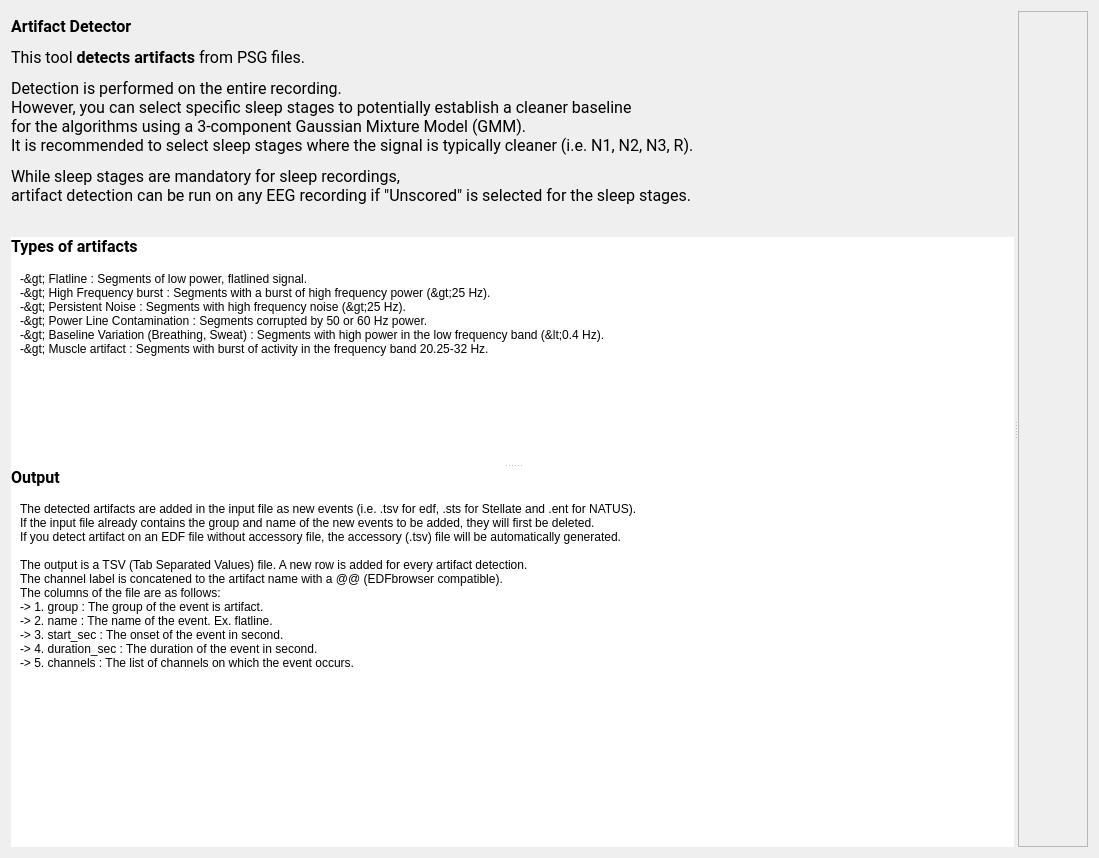
Above: tools/CEAMSTools/DetectArtifacts/ArtIntroStepPL/Ui_ArtIntroStepPL.ui from SnoozToolbox/snooz-package-ceams before the change. Below: the same form after it.
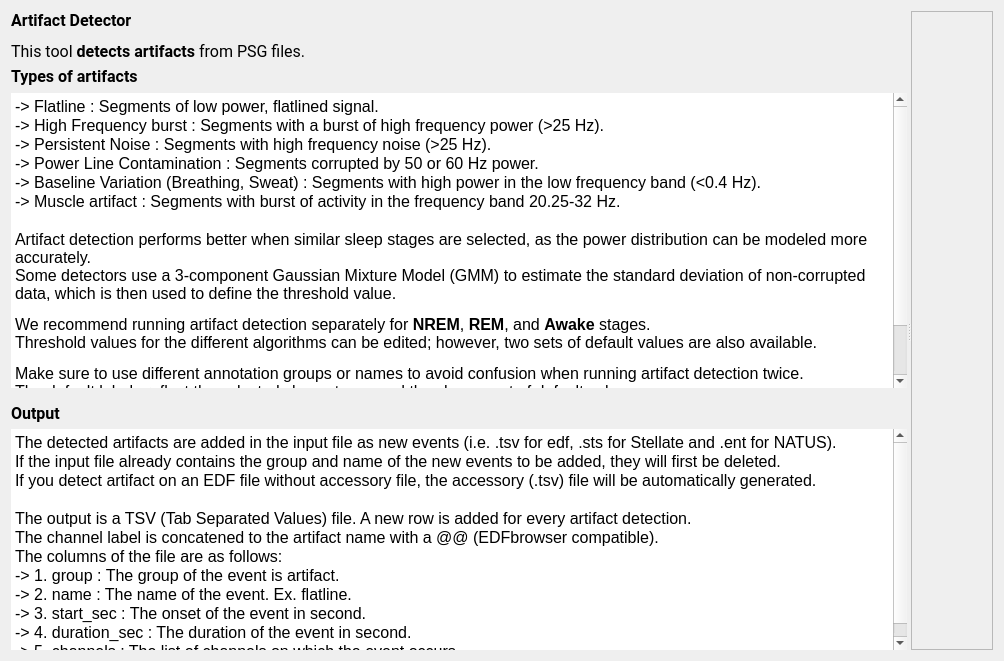
That is the form after the change. Icons and pictures are not drawn.

Commit message: Updated Artifact detection description.

Diff of the .ui file:
```diff
--- a/tools/CEAMSTools/DetectArtifacts/ArtIntroStepPL/Ui_ArtIntroStepPL.ui
+++ b/tools/CEAMSTools/DetectArtifacts/ArtIntroStepPL/Ui_ArtIntroStepPL.ui
@@ -6,8 +6,8 @@
    <rect>
     <x>0</x>
     <y>0</y>
-    <width>1099</width>
-    <height>858</height>
+    <width>1004</width>
+    <height>661</height>
    </rect>
   </property>
   <property name="windowTitle">
@@ -16,20 +16,29 @@
   <property name="styleSheet">
    <string notr="true">font: 12pt &quot;Roboto&quot;;</string>
   </property>
-  <layout class="QVBoxLayout" name="verticalLayout_7">
+  <layout class="QHBoxLayout" name="horizontalLayout">
    <item>
-    <widget class="QSplitter" name="splitter_2">
+    <widget class="QSplitter" name="splitter">
      <property name="orientation">
-      <enum>Qt::Horizontal</enum>
+      <enum>Qt::Orientation::Horizontal</enum>
      </property>
-     <widget class="QWidget" name="layoutWidget">
-      <layout class="QVBoxLayout" name="verticalLayout_6">
+     <widget class="QWidget" name="widget" native="true">
+      <property name="sizePolicy">
+       <sizepolicy hsizetype="Expanding" vsizetype="Expanding">
+        <horstretch>0</horstretch>
+        <verstretch>0</verstretch>
+       </sizepolicy>
+      </property>
+      <layout class="QVBoxLayout" name="verticalLayout_2">
+       <property name="sizeConstraint">
+        <enum>QLayout::SizeConstraint::SetDefaultConstraint</enum>
+       </property>
        <item>
         <widget class="QLabel" name="label_2">
          <property name="sizePolicy">
-          <sizepolicy hsizetype="Preferred" vsizetype="Preferred">
+          <sizepolicy hsizetype="Fixed" vsizetype="Fixed">
            <horstretch>0</horstretch>
-           <verstretch>1</verstretch>
+           <verstretch>0</verstretch>
           </sizepolicy>
          </property>
          <property name="minimumSize">
@@ -48,47 +57,26 @@
           <font>
            <family>Roboto</family>
            <pointsize>12</pointsize>
-           <weight>50</weight>
            <italic>false</italic>
            <bold>false</bold>
           </font>
          </property>
          <property name="text">
-          <string>&lt;html&gt;&lt;head/&gt;&lt;body&gt;&lt;p&gt;&lt;span style=&quot; font-weight:600;&quot;&gt;Artifact Detector&lt;/span&gt;&lt;/p&gt;&lt;p&gt;This tool &lt;span style=&quot; font-weight:600;&quot;&gt;detects artifacts&lt;/span&gt; from PSG files.&lt;/p&gt;&lt;p&gt;Detection is performed on the entire recording. &lt;br/&gt;However, you can select specific sleep stages to potentially establish a cleaner baseline &lt;br/&gt;for the algorithms using a 3-component Gaussian Mixture Model (GMM). &lt;br/&gt;It is recommended to select sleep stages where the signal is typically cleaner (i.e. N1, N2, N3, R). &lt;/p&gt;&lt;p&gt;While sleep stages are mandatory for sleep recordings, &lt;br/&gt;artifact detection can be run on any EEG recording if &amp;quot;Unscored&amp;quot; is selected for the sleep stages.&lt;/p&gt;&lt;/body&gt;&lt;/html&gt;</string>
+          <string>&lt;html&gt;&lt;head/&gt;&lt;body&gt;&lt;p&gt;&lt;span style=&quot; font-weight:600;&quot;&gt;Artifact Detector&lt;/span&gt;&lt;/p&gt;&lt;p&gt;This tool &lt;span style=&quot; font-weight:600;&quot;&gt;detects artifacts&lt;/span&gt; from PSG files.&lt;/p&gt;&lt;/body&gt;&lt;/html&gt;</string>
          </property>
          <property name="textFormat">
           <enum>Qt::AutoText</enum>
          </property>
         </widget>
        </item>
-       <item>
-        <spacer name="verticalSpacer_3">
-         <property name="orientation">
-          <enum>Qt::Vertical</enum>
-         </property>
-         <property name="sizeType">
-          <enum>QSizePolicy::Fixed</enum>
-         </property>
-         <property name="sizeHint" stdset="0">
-          <size>
-           <width>20</width>
-           <height>20</height>
-          </size>
-         </property>
-        </spacer>
-       </item>
-       <item>
-        <widget class="QSplitter" name="splitter">
-         <property name="styleSheet">
-          <string notr="true">background-color: rgb(255, 255, 255);</string>
-         </property>
-         <property name="orientation">
-          <enum>Qt::Vertical</enum>
-         </property>
-         <widget class="QWidget" name="layoutWidget">
-          <layout class="QVBoxLayout" name="verticalLayout_3">
            <item>
             <widget class="QLabel" name="label">
+         <property name="sizePolicy">
+          <sizepolicy hsizetype="Fixed" vsizetype="Fixed">
+           <horstretch>0</horstretch>
+           <verstretch>0</verstretch>
+          </sizepolicy>
+         </property>
              <property name="minimumSize">
               <size>
                <width>0</width>
@@ -105,7 +93,6 @@
               <font>
                <family>Roboto</family>
                <pointsize>12</pointsize>
-               <weight>50</weight>
                <italic>false</italic>
                <bold>false</bold>
               </font>
@@ -119,47 +106,44 @@
             </widget>
            </item>
            <item>
-            <widget class="QScrollArea" name="scrollArea_2">
-             <property name="frameShape">
-              <enum>QFrame::NoFrame</enum>
-             </property>
-             <property name="frameShadow">
-              <enum>QFrame::Plain</enum>
-             </property>
-             <property name="lineWidth">
-              <number>0</number>
-             </property>
-             <property name="widgetResizable">
-              <bool>true</bool>
-             </property>
-             <widget class="QWidget" name="scrollAreaWidgetContents_2">
-              <property name="geometry">
-               <rect>
-                <x>0</x>
-                <y>0</y>
-                <width>1001</width>
-                <height>195</height>
-               </rect>
-              </property>
-              <layout class="QVBoxLayout" name="verticalLayout_4">
-               <item>
-                <widget class="QLabel" name="label_3">
+        <widget class="QTextEdit" name="textEdit_3">
+         <property name="sizePolicy">
+          <sizepolicy hsizetype="Expanding" vsizetype="Expanding">
+           <horstretch>0</horstretch>
+           <verstretch>4</verstretch>
+          </sizepolicy>
+         </property>
                  <property name="maximumSize">
                   <size>
                    <width>16777215</width>
                    <height>16777215</height>
                   </size>
                  </property>
-                 <property name="styleSheet">
-                  <string notr="true">background-color: rgb(255, 255, 255);</string>
-                 </property>
-                 <property name="text">
-                  <string>-&gt; Flatline : Segments of low power, flatlined signal.
--&gt; High Frequency burst : Segments with a burst of high frequency power (&gt;25 Hz).
--&gt; Persistent Noise : Segments with high frequency noise (&gt;25 Hz).
--&gt; Power Line Contamination : Segments corrupted by 50 or 60 Hz power.
--&gt; Baseline Variation (Breathing, Sweat) : Segments with high power in the low frequency band (&lt;0.4 Hz).
--&gt; Muscle artifact : Segments with burst of activity in the frequency band 20.25-32 Hz.</string>
+         <property name="frameShape">
+          <enum>QFrame::Shape::NoFrame</enum>
+         </property>
+         <property name="sizeAdjustPolicy">
+          <enum>QAbstractScrollArea::SizeAdjustPolicy::AdjustToContents</enum>
+         </property>
+         <property name="html">
+          <string>&lt;!DOCTYPE HTML PUBLIC &quot;-//W3C//DTD HTML 4.0//EN&quot; &quot;http://www.w3.org/TR/REC-html40/strict.dtd&quot;&gt;
+&lt;html&gt;&lt;head&gt;&lt;meta name=&quot;qrichtext&quot; content=&quot;1&quot; /&gt;&lt;meta charset=&quot;utf-8&quot; /&gt;&lt;style type=&quot;text/css&quot;&gt;
+p, li { white-space: pre-wrap; }
+hr { height: 1px; border-width: 0; }
+li.unchecked::marker { content: &quot;\2610&quot;; }
+li.checked::marker { content: &quot;\2612&quot;; }
+&lt;/style&gt;&lt;/head&gt;&lt;body style=&quot; font-family:'Roboto'; font-size:12pt; font-weight:400; font-style:normal;&quot;&gt;
+&lt;p style=&quot; margin-top:0px; margin-bottom:0px; margin-left:0px; margin-right:0px; -qt-block-indent:0; text-indent:0px;&quot;&gt;-&amp;gt; Flatline : Segments of low power, flatlined signal.&lt;/p&gt;
+&lt;p style=&quot; margin-top:0px; margin-bottom:0px; margin-left:0px; margin-right:0px; -qt-block-indent:0; text-indent:0px;&quot;&gt;-&amp;gt; High Frequency burst : Segments with a burst of high frequency power (&amp;gt;25 Hz).&lt;/p&gt;
+&lt;p style=&quot; margin-top:0px; margin-bottom:0px; margin-left:0px; margin-right:0px; -qt-block-indent:0; text-indent:0px;&quot;&gt;-&amp;gt; Persistent Noise : Segments with high frequency noise (&amp;gt;25 Hz).&lt;/p&gt;
+&lt;p style=&quot; margin-top:0px; margin-bottom:0px; margin-left:0px; margin-right:0px; -qt-block-indent:0; text-indent:0px;&quot;&gt;-&amp;gt; Power Line Contamination : Segments corrupted by 50 or 60 Hz power.&lt;/p&gt;
+&lt;p style=&quot; margin-top:0px; margin-bottom:0px; margin-left:0px; margin-right:0px; -qt-block-indent:0; text-indent:0px;&quot;&gt;-&amp;gt; Baseline Variation (Breathing, Sweat) : Segments with high power in the low frequency band (&amp;lt;0.4 Hz).&lt;/p&gt;
+&lt;p style=&quot; margin-top:0px; margin-bottom:0px; margin-left:0px; margin-right:0px; -qt-block-indent:0; text-indent:0px;&quot;&gt;-&amp;gt; Muscle artifact : Segments with burst of activity in the frequency band 20.25-32 Hz.&lt;/p&gt;
+&lt;p style=&quot;-qt-paragraph-type:empty; margin-top:0px; margin-bottom:0px; margin-left:0px; margin-right:0px; -qt-block-indent:0; text-indent:0px;&quot;&gt;&lt;br /&gt;&lt;/p&gt;
+&lt;p style=&quot; margin-top:0px; margin-bottom:0px; margin-left:0px; margin-right:0px; -qt-block-indent:0; text-indent:0px;&quot;&gt;Artifact detection performs better when similar sleep stages are selected, as the power distribution can be modeled more accurately.&lt;br /&gt;Some detectors use a 3-component Gaussian Mixture Model (GMM) to estimate the standard deviation of non-corrupted data, which is then used to define the threshold value.&lt;/p&gt;
+&lt;p style=&quot; margin-top:12px; margin-bottom:12px; margin-left:0px; margin-right:0px; -qt-block-indent:0; text-indent:0px;&quot;&gt;We recommend running artifact detection separately for &lt;span style=&quot; font-weight:700;&quot;&gt;NREM&lt;/span&gt;, &lt;span style=&quot; font-weight:700;&quot;&gt;REM&lt;/span&gt;, and &lt;span style=&quot; font-weight:700;&quot;&gt;Awake&lt;/span&gt; stages.&lt;br /&gt;Threshold values for the different algorithms can be edited; however, two sets of default values are also available.&lt;/p&gt;
+&lt;p style=&quot; margin-top:12px; margin-bottom:12px; margin-left:0px; margin-right:0px; -qt-block-indent:0; text-indent:0px;&quot;&gt;Make sure to use different annotation groups or names to avoid confusion when running artifact detection twice.&lt;br /&gt;The default labels reflect the selected sleep stages and the chosen set of default values.&lt;/p&gt;
+&lt;p style=&quot; margin-top:12px; margin-bottom:12px; margin-left:0px; margin-right:0px; -qt-block-indent:0; text-indent:0px;&quot;&gt;While sleep stages are mandatory for sleep recordings, artifact detection can also be run on any EEG recording if &lt;span style=&quot; font-weight:700;&quot;&gt;&amp;quot;Unscored&amp;quot;&lt;/span&gt; is selected for the sleep stages.&lt;/p&gt;&lt;/body&gt;&lt;/html&gt;</string>
                  </property>
                 </widget>
                </item>
@@ -169,7 +153,7 @@
                   <enum>Qt::Vertical</enum>
                  </property>
                  <property name="sizeType">
-                  <enum>QSizePolicy::MinimumExpanding</enum>
+          <enum>QSizePolicy::Policy::Fixed</enum>
                  </property>
                  <property name="sizeHint" stdset="0">
                   <size>
@@ -179,17 +163,6 @@
                  </property>
                 </spacer>
                </item>
-              </layout>
-             </widget>
-            </widget>
-           </item>
-          </layout>
-         </widget>
-         <widget class="QWidget" name="layoutWidget">
-          <layout class="QVBoxLayout" name="verticalLayout_2">
-           <property name="spacing">
-            <number>6</number>
-           </property>
            <item>
             <widget class="QLabel" name="label_4">
              <property name="maximumSize">
@@ -208,7 +181,6 @@
               <font>
                <family>Roboto</family>
                <pointsize>12</pointsize>
-               <weight>50</weight>
                <italic>false</italic>
                <bold>false</bold>
               </font>
@@ -222,78 +194,40 @@
             </widget>
            </item>
            <item>
-            <widget class="QScrollArea" name="scrollArea_3">
+        <widget class="QTextEdit" name="textEdit_2">
+         <property name="sizePolicy">
+          <sizepolicy hsizetype="Expanding" vsizetype="Expanding">
+           <horstretch>0</horstretch>
+           <verstretch>3</verstretch>
+          </sizepolicy>
+         </property>
              <property name="frameShape">
-              <enum>QFrame::NoFrame</enum>
-             </property>
-             <property name="frameShadow">
-              <enum>QFrame::Plain</enum>
-             </property>
-             <property name="lineWidth">
-              <number>0</number>
-             </property>
-             <property name="widgetResizable">
-              <bool>true</bool>
-             </property>
-             <widget class="QWidget" name="scrollAreaWidgetContents_3">
-              <property name="geometry">
-               <rect>
-                <x>0</x>
-                <y>0</y>
-                <width>1001</width>
-                <height>351</height>
-               </rect>
-              </property>
-              <layout class="QVBoxLayout" name="verticalLayout_5">
-               <item>
-                <widget class="QLabel" name="label_7">
-                 <property name="maximumSize">
-                  <size>
-                   <width>16777215</width>
-                   <height>16777215</height>
-                  </size>
-                 </property>
-                 <property name="styleSheet">
-                  <string notr="true">background-color: rgb(255, 255, 255);</string>
-                 </property>
-                 <property name="text">
-                  <string>The detected artifacts are added in the input file as new events (i.e. .tsv for edf, .sts for Stellate and .ent for NATUS).
-If the input file already contains the group and name of the new events to be added, they will first be deleted. 
-If you detect artifact on an EDF file without accessory file, the accessory (.tsv) file will be automatically generated.
-
-The output is a TSV (Tab Separated Values) file. A new row is added for every artifact detection.
-The channel label is concatened to the artifact name with a @@ (EDFbrowser compatible).
-The columns of the file are as follows:
--&gt; 1. group : The group of the event is artifact.
--&gt; 2. name : The name of the event. Ex. flatline.
--&gt; 3. start_sec : The onset of the event in second. 
--&gt; 4. duration_sec : The duration of the event in second.
--&gt; 5. channels : The list of channels on which the event occurs.</string>
-                 </property>
-                </widget>
-               </item>
-               <item>
-                <spacer name="verticalSpacer_4">
-                 <property name="orientation">
-                  <enum>Qt::Vertical</enum>
-                 </property>
-                 <property name="sizeType">
-                  <enum>QSizePolicy::Expanding</enum>
-                 </property>
-                 <property name="sizeHint" stdset="0">
-                  <size>
-                   <width>20</width>
-                   <height>20</height>
-                  </size>
-                 </property>
-                </spacer>
-               </item>
-              </layout>
-             </widget>
-            </widget>
-           </item>
-          </layout>
-         </widget>
+          <enum>QFrame::Shape::NoFrame</enum>
+         </property>
+         <property name="sizeAdjustPolicy">
+          <enum>QAbstractScrollArea::SizeAdjustPolicy::AdjustToContents</enum>
+         </property>
+         <property name="html">
+          <string>&lt;!DOCTYPE HTML PUBLIC &quot;-//W3C//DTD HTML 4.0//EN&quot; &quot;http://www.w3.org/TR/REC-html40/strict.dtd&quot;&gt;
+&lt;html&gt;&lt;head&gt;&lt;meta name=&quot;qrichtext&quot; content=&quot;1&quot; /&gt;&lt;meta charset=&quot;utf-8&quot; /&gt;&lt;style type=&quot;text/css&quot;&gt;
+p, li { white-space: pre-wrap; }
+hr { height: 1px; border-width: 0; }
+li.unchecked::marker { content: &quot;\2610&quot;; }
+li.checked::marker { content: &quot;\2612&quot;; }
+&lt;/style&gt;&lt;/head&gt;&lt;body style=&quot; font-family:'Roboto'; font-size:12pt; font-weight:400; font-style:normal;&quot;&gt;
+&lt;p style=&quot; margin-top:0px; margin-bottom:0px; margin-left:0px; margin-right:0px; -qt-block-indent:0; text-indent:0px;&quot;&gt;The detected artifacts are added in the input file as new events (i.e. .tsv for edf, .sts for Stellate and .ent for NATUS).&lt;/p&gt;
+&lt;p style=&quot; margin-top:0px; margin-bottom:0px; margin-left:0px; margin-right:0px; -qt-block-indent:0; text-indent:0px;&quot;&gt;If the input file already contains the group and name of the new events to be added, they will first be deleted. &lt;/p&gt;
+&lt;p style=&quot; margin-top:0px; margin-bottom:0px; margin-left:0px; margin-right:0px; -qt-block-indent:0; text-indent:0px;&quot;&gt;If you detect artifact on an EDF file without accessory file, the accessory (.tsv) file will be automatically generated.&lt;/p&gt;
+&lt;p style=&quot;-qt-paragraph-type:empty; margin-top:0px; margin-bottom:0px; margin-left:0px; margin-right:0px; -qt-block-indent:0; text-indent:0px;&quot;&gt;&lt;br /&gt;&lt;/p&gt;
+&lt;p style=&quot; margin-top:0px; margin-bottom:0px; margin-left:0px; margin-right:0px; -qt-block-indent:0; text-indent:0px;&quot;&gt;The output is a TSV (Tab Separated Values) file. A new row is added for every artifact detection.&lt;/p&gt;
+&lt;p style=&quot; margin-top:0px; margin-bottom:0px; margin-left:0px; margin-right:0px; -qt-block-indent:0; text-indent:0px;&quot;&gt;The channel label is concatened to the artifact name with a @@ (EDFbrowser compatible).&lt;/p&gt;
+&lt;p style=&quot; margin-top:0px; margin-bottom:0px; margin-left:0px; margin-right:0px; -qt-block-indent:0; text-indent:0px;&quot;&gt;The columns of the file are as follows:&lt;/p&gt;
+&lt;p style=&quot; margin-top:0px; margin-bottom:0px; margin-left:0px; margin-right:0px; -qt-block-indent:0; text-indent:0px;&quot;&gt;-&amp;gt; 1. group : The group of the event is artifact.&lt;/p&gt;
+&lt;p style=&quot; margin-top:0px; margin-bottom:0px; margin-left:0px; margin-right:0px; -qt-block-indent:0; text-indent:0px;&quot;&gt;-&amp;gt; 2. name : The name of the event. Ex. flatline.&lt;/p&gt;
+&lt;p style=&quot; margin-top:0px; margin-bottom:0px; margin-left:0px; margin-right:0px; -qt-block-indent:0; text-indent:0px;&quot;&gt;-&amp;gt; 3. start_sec : The onset of the event in second. &lt;/p&gt;
+&lt;p style=&quot; margin-top:0px; margin-bottom:0px; margin-left:0px; margin-right:0px; -qt-block-indent:0; text-indent:0px;&quot;&gt;-&amp;gt; 4. duration_sec : The duration of the event in second.&lt;/p&gt;
+&lt;p style=&quot; margin-top:0px; margin-bottom:0px; margin-left:0px; margin-right:0px; -qt-block-indent:0; text-indent:0px;&quot;&gt;-&amp;gt; 5. channels : The list of channels on which the event occurs.&lt;/p&gt;&lt;/body&gt;&lt;/html&gt;</string>
+         </property>
         </widget>
        </item>
       </layout>
```
Left out of the diff: 20 changed lines with no effect on the pictures. Lines whose indentation alone changed are shown as unchanged. The commit also changes 2 other files.
